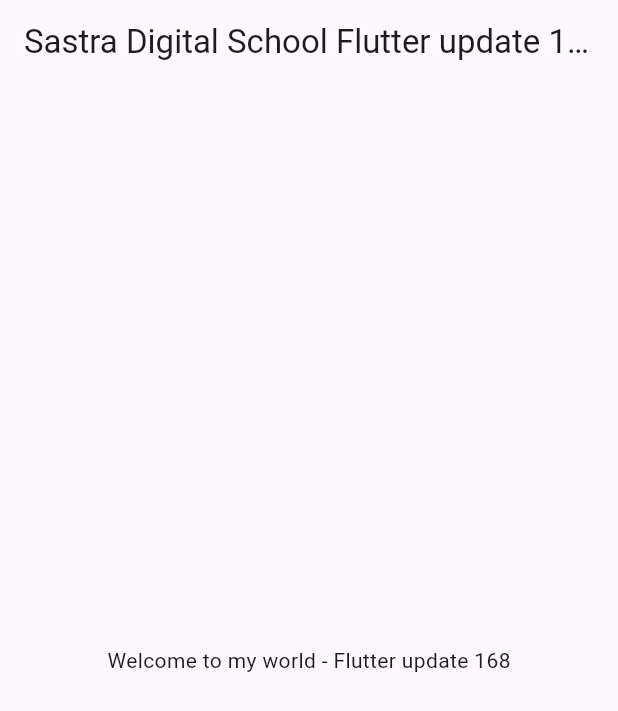
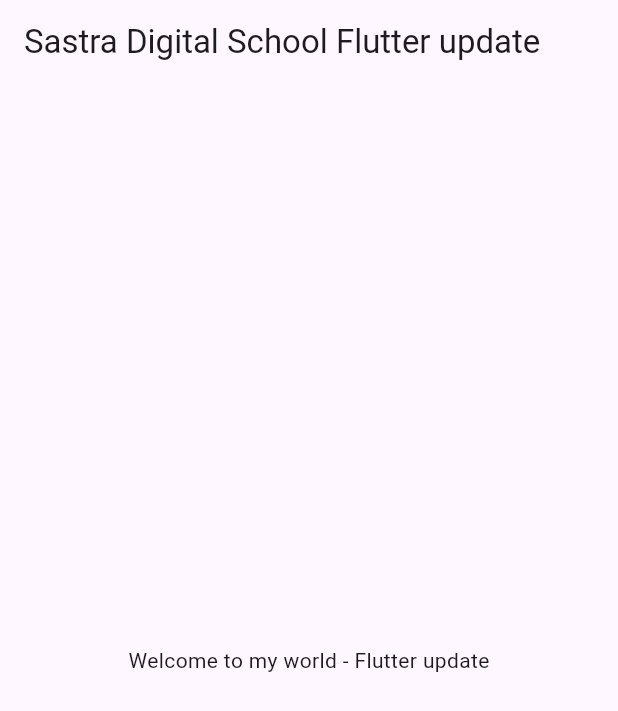
Before and after one commit to Sastra-Digital-School/first_flutter_project_weekend, a Flutter app: the screen it shows after launch, on a phone screen of 412 x 824 dp. Shown: the top 711 px of the screen. Run offline on Flutter 3.47's test engine with Material 3 defaults, Android fonts, the phone set to English and light mode, and no system bars.

Commit message:
Update home_screen.dart

```diff
--- a/lib/screen/home_screen.dart
+++ b/lib/screen/home_screen.dart
@@ -6,8 +6,8 @@ class HomeScreen extends StatelessWidget {
   @override
   Widget build(BuildContext context) {
     return Scaffold(
-      appBar: AppBar(title: Text('Sastra Digital School Flutter update 168')),
-      body: Center(child: Text('Welcome to my world - Flutter update 168')),
+      appBar: AppBar(title: Text('Sastra Digital School Flutter update')),
+      body: Center(child: Text('Welcome to my world - Flutter update')),
     );
   }
 }
```
